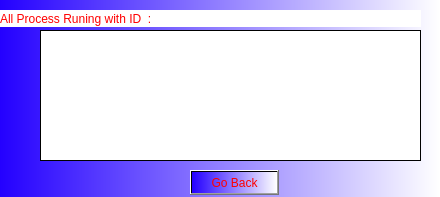
First picture: the form in test2_c_r.ui, repository ALITO1998/os-task, before the edit.
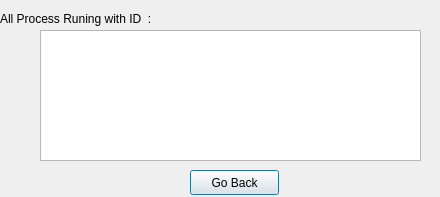
Second picture: the form after the edit.

```diff
--- a/test2_c_r.ui
+++ b/test2_c_r.ui
@@ -14,7 +14,7 @@
    <string>Dialog</string>
   </property>
   <property name="styleSheet">
-   <string notr="true">background-color: qlineargradient(spread:pad, x1:0, y1:0, x2:1, y2:0, stop:0 rgba(36, 0, 255, 255), stop:1 rgba(255, 255, 255, 255));</string>
+   <string notr="true"/>
   </property>
   <widget class="QPushButton" name="pushButton">
    <property name="geometry">
@@ -26,7 +26,7 @@
     </rect>
    </property>
    <property name="styleSheet">
-    <string notr="true">color: qlineargradient(spread:pad, x1:0, y1:0, x2:0, y2:0, stop:0 rgba(255, 0, 0, 255), stop:1 rgba(255, 255, 255, 255));</string>
+    <string notr="true"/>
    </property>
    <property name="text">
     <string>Go Back</string>
@@ -42,9 +42,7 @@
     </rect>
    </property>
    <property name="styleSheet">
-    <string notr="true">background-color: qlineargradient(spread:pad, x1:0, y1:0, x2:1, y2:0, stop:0 rgba(255, 255, 255, 255));
-font: 57 italic 12pt &quot;URW Chancery L&quot;;
-color: qlineargradient(spread:pad, x1:0, y1:0, x2:0, y2:0, stop:0 rgba(255, 0, 0, 255), stop:1 rgba(255, 255, 255, 255));</string>
+    <string notr="true"/>
    </property>
   </widget>
   <widget class="QLabel" name="label">
@@ -52,14 +50,12 @@
     <rect>
      <x>0</x>
      <y>10</y>
-     <width>421</width>
+     <width>191</width>
      <height>17</height>
     </rect>
    </property>
    <property name="styleSheet">
-    <string notr="true">background-color: qlineargradient(spread:pad, x1:0, y1:0, x2:1, y2:0, stop:0 rgba(255, 255, 255, 255));
-color: qlineargradient(spread:pad, x1:0, y1:0, x2:0, y2:0, stop:0 rgba(255, 0, 0, 255), stop:1 rgba(255, 255, 255, 255));
-font: 57 italic 18pt &quot;URW Chancery L&quot;;</string>
+    <string notr="true"/>
    </property>
    <property name="text">
     <string>All Process Runing with ID  :</string>
```
